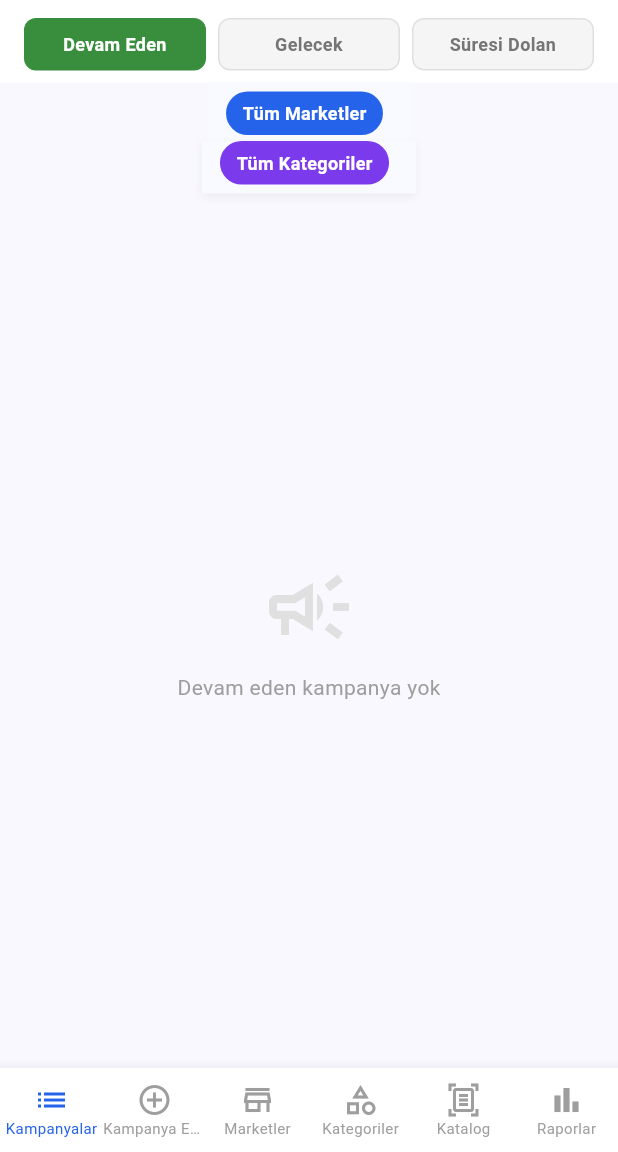
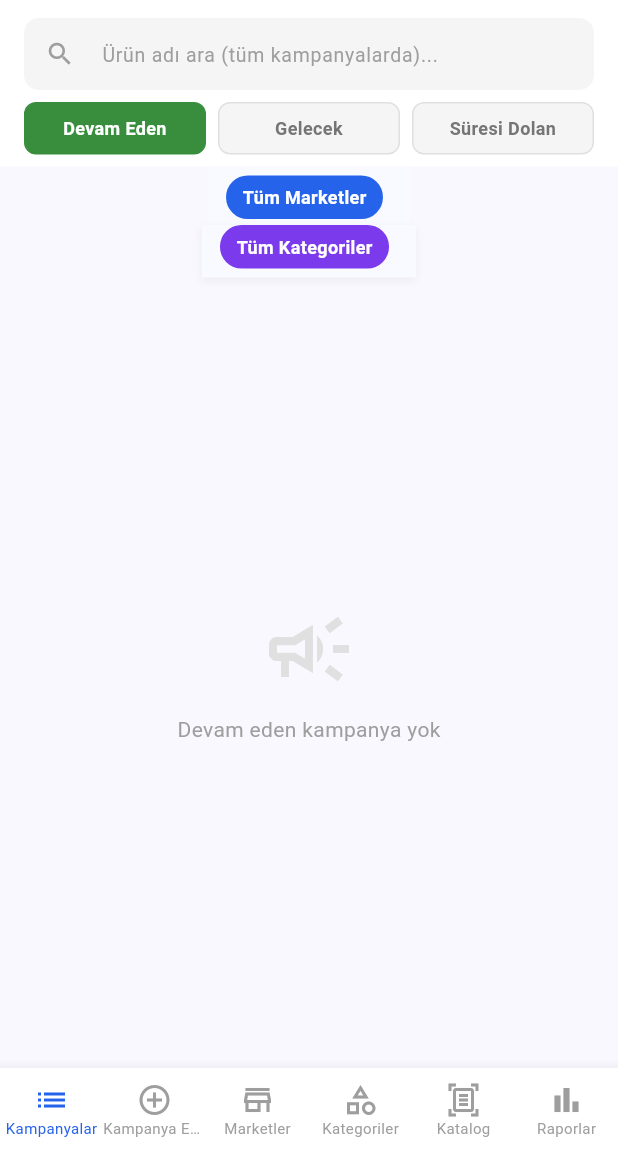
Before and after one commit to erenbekkc/IndirimKapisiAdmin, a Flutter app: the screen it shows once a user with an empty profile is signed in, on a phone screen of 412 x 824 dp, the part 84-1236 px from its top. Run offline on Flutter 3.47's test engine with Material 3 defaults, Android fonts, the phone set to English and light mode, and no system bars; our stand-ins replace cloud_firestore, file_picker, firebase_auth, firebase_core, firebase_storage, image_picker and 1 more; accounts and stored records are empty.

Commit message:
v108: kampanya ekranına ürün adı arama çubuğu eklendi
Tüm kampanyalarda (aktif/gelecek/biten) ürün adına göre arama yapılabilir.
Arama aktifken filtre tab'ları ve market/kategori chip'leri gizlenir.

Co-Authored-By: Claude Sonnet 4.6 <noreply@anthropic.com>

```diff
--- a/lib/screens/campaigns_screen.dart
+++ b/lib/screens/campaigns_screen.dart
@@ -21,6 +21,8 @@ class _CampaignsScreenState extends State<CampaignsScreen> {
   final Map<String, String> _marketIconMap = {};
   StreamSubscription<QuerySnapshot>? _categorySub;
   StreamSubscription<QuerySnapshot>? _marketSub;
+  final TextEditingController _searchController = TextEditingController();
+  String _searchQuery = '';
 
   @override
   void initState() {
@@ -63,6 +65,7 @@ class _CampaignsScreenState extends State<CampaignsScreen> {
   void dispose() {
     _categorySub?.cancel();
     _marketSub?.cancel();
+    _searchController.dispose();
     super.dispose();
   }
 
@@ -500,11 +503,17 @@ class _CampaignsScreenState extends State<CampaignsScreen> {
                 if (!snapshot.hasData) return const Center(child: CircularProgressIndicator());
 
                 final all = snapshot.data!.docs;
+                final q = _searchQuery.trim().toLowerCase();
                 final docs = all.where((doc) {
                   final data = doc.data() as Map<String, dynamic>;
                   final startDate = (data['startDate'] as Timestamp?)?.toDate();
                   final endDate = (data['endDate'] as Timestamp?)?.toDate();
                   final endDay = endDate != null ? DateTime(endDate.year, endDate.month, endDate.day) : null;
+                  // Arama modunda: tüm kampanyalar içinde ürün adı ara
+                  if (q.isNotEmpty) {
+                    final product = ((data['product'] as String?) ?? (data['title'] as String?) ?? '').toLowerCase();
+                    return product.contains(q);
+                  }
                   if (_selectedMarketId != null && data['marketId'] != _selectedMarketId) return false;
                   if (_selectedCategoryId != null && data['categoryId'] != _selectedCategoryId) return false;
                   switch (_filter) {
@@ -526,7 +535,9 @@ class _CampaignsScreenState extends State<CampaignsScreen> {
                         Icon(Icons.campaign_outlined, size: 64, color: Colors.grey.shade300),
                         const SizedBox(height: 12),
                         Text(
-                          _filter == CampaignFilter.active
+                          _searchQuery.isNotEmpty
+                              ? '"$_searchQuery" için sonuç bulunamadı'
+                              : _filter == CampaignFilter.active
                                   ? 'Devam eden kampanya yok'
                                   : _filter == CampaignFilter.upcoming
                                       ? 'Gelecek kampanya yok'
@@ -543,8 +554,12 @@ class _CampaignsScreenState extends State<CampaignsScreen> {
                     Padding(
                       padding: const EdgeInsets.fromLTRB(8, 10, 8, 2),
                       child: Center(
-                        child: Text('${docs.length} Kampanya',
-                            style: const TextStyle(fontSize: 15, color: Color(0xFF16A34A), fontWeight: FontWeight.w700)),
+                        child: Text(
+                          _searchQuery.isNotEmpty
+                              ? '"$_searchQuery" için ${docs.length} sonuç'
+                              : '${docs.length} Kampanya',
+                          style: const TextStyle(fontSize: 15, color: Color(0xFF16A34A), fontWeight: FontWeight.w700),
+                        ),
                       ),
                     ),
                     if (_filter == CampaignFilter.expired)
@@ -588,7 +603,37 @@ class _CampaignsScreenState extends State<CampaignsScreen> {
         Container(
           color: Colors.white,
           padding: const EdgeInsets.fromLTRB(16, 12, 16, 8),
-          child: Row(
+          child: Column(
+            children: [
+              // Arama çubuğu
+              TextField(
+                controller: _searchController,
+                onChanged: (v) => setState(() => _searchQuery = v),
+                decoration: InputDecoration(
+                  hintText: 'Ürün adı ara (tüm kampanyalarda)...',
+                  hintStyle: const TextStyle(fontSize: 13, color: Colors.grey),
+                  prefixIcon: const Icon(Icons.search, size: 20, color: Colors.grey),
+                  suffixIcon: _searchQuery.isNotEmpty
+                      ? IconButton(
+                          icon: const Icon(Icons.clear, size: 18, color: Colors.grey),
+                          onPressed: () {
+                            _searchController.clear();
+                            setState(() => _searchQuery = '');
+                          },
+                        )
+                      : null,
+                  contentPadding: const EdgeInsets.symmetric(horizontal: 12, vertical: 10),
+                  filled: true,
+                  fillColor: Colors.grey.shade100,
+                  border: OutlineInputBorder(
+                    borderRadius: BorderRadius.circular(10),
+                    borderSide: BorderSide.none,
+                  ),
+                ),
+              ),
+              if (_searchQuery.isEmpty) ...[
+                const SizedBox(height: 8),
+                Row(
                   children: [
                     _filterChip(CampaignFilter.active, 'Devam Eden', Colors.green.shade700),
                     const SizedBox(width: 8),
@@ -597,9 +642,14 @@ class _CampaignsScreenState extends State<CampaignsScreen> {
                     _filterChip(CampaignFilter.expired, 'Süresi Dolan', Colors.red.shade400),
                   ],
                 ),
+              ],
+            ],
           ),
+        ),
+        if (_searchQuery.isEmpty) ...[
           _buildMarketChips(),
           _buildCategoryChips(),
+        ],
       ],
     );
   }
--- a/pubspec.yaml
+++ b/pubspec.yaml
@@ -1,7 +1,7 @@
 name: indirim_radari_admin
 description: "İndirim Kapısı Admin Paneli"
 publish_to: 'none'
-version: 1.0.0+107
+version: 1.0.0+108
 
 environment:
   sdk: ^3.6.2
```
Lines whose indentation alone changed are shown as unchanged.
